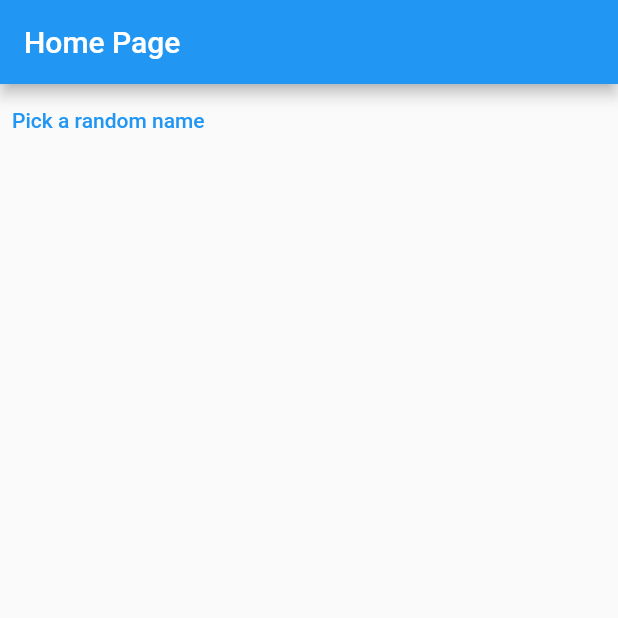
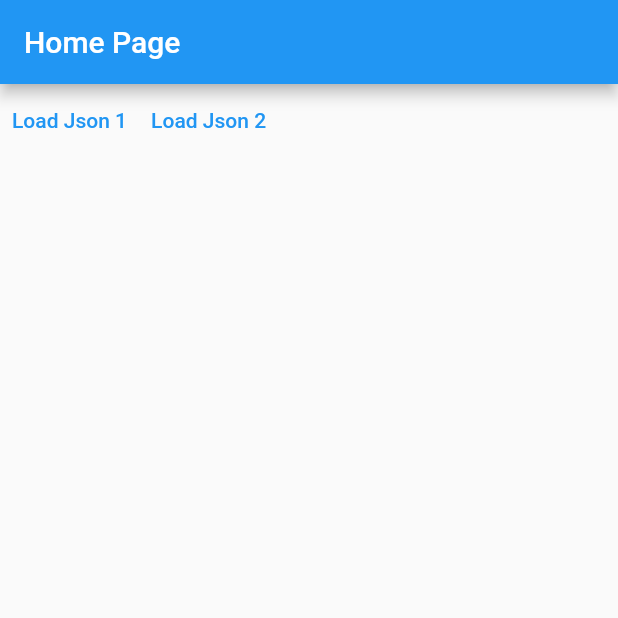
Before and after one commit to Nokee221/Bloc_Flutter, a Flutter app: the screen it shows after launch, on a phone screen of 412 x 824 dp, the top half of it. Run offline on Flutter 3.47's test engine with Material 2 defaults, Android fonts, the phone set to English and light mode, and no system bars; our stand-ins replace bloc, flutter_bloc.

Commit message:
First example of Bloc with Person class

```diff
--- a/bloc_flutter/lib/main.dart
+++ b/bloc_flutter/lib/main.dart
@@ -1,6 +1,9 @@
+import 'dart:convert';
+import 'dart:io';
+
 import 'package:flutter/material.dart';
 import 'package:bloc/bloc.dart';
-import 'dart:math' as math show Random;
+import 'package:flutter_bloc/flutter_bloc.dart';
 
 void main() {
   runApp(MaterialApp(
@@ -9,46 +12,100 @@
         primarySwatch: Colors.blue,
       ),
       debugShowCheckedModeBanner: false,
-    home: const HomePage(),
-  ));
+      home: BlocProvider(
+        create: (_) => PersonsBloc(),
+        child: const HomePage(),
+      )));
 }
 
-const names = ["Foo", "Bar", "Baz"];
-
-extension RandomElement<T> on Iterable<T> {
-  T getRandomElement() => elementAt(math.Random().nextInt(length));
+@immutable
+abstract class LoadAction {
+  const LoadAction();
 }
 
-class NamesCubit extends Cubit<String?> {
-  NamesCubit() : super(null);
+@immutable
+class LoadPersonsAction implements LoadAction {
+  final PersonUlr url;
 
-  void pickRandomName() => emit(
-        names.getRandomElement(),
+  const LoadPersonsAction({required this.url}) : super();
+}
+
+enum PersonUlr {
+  persons1,
+  persons2,
+}
+
+extension UrlString on PersonUlr {
+  String get urlString {
+    switch (this) {
+      case PersonUlr.persons1:
+        return 'http://10.0.2.2:5500/api/persons1.json';
+      case PersonUlr.persons2:
+        return 'http://10.0.2.2:5500/api/persons2.json';
+    }
+  }
+}
+
+@immutable
+class Person {
+  final String name;
+  final int age;
+
+  const Person({required this.name, required this.age});
+
+  Person.fromJson(Map<String, dynamic> json)
+      : name = json['name'] as String,
+        age = json['age'] as int;
+}
+
+Future<Iterable<Person>> getPerson(String url) => HttpClient()
+    .getUrl(Uri.parse(url))
+    .then((req) => req.close())
+    .then((res) => res.transform(utf8.decoder).join())
+    .then((str) => json.decode(str) as List<dynamic>)
+    .then((list) => list.map((e) => Person.fromJson(e)));
+
+@immutable
+class FetchResult {
+  final Iterable<Person> persons;
+  final bool isRetriveFromCache;
+
+  const FetchResult({required this.persons, required this.isRetriveFromCache});
+
+  @override
+  String toString() =>
+      'FetchResult (isRetrivedFromCache = $isRetriveFromCache, person = $persons)';
+}
+
+class PersonsBloc extends Bloc<LoadAction, FetchResult?> {
+  final Map<PersonUlr, Iterable<Person>> _cache = {};
+  PersonsBloc() : super(null) {
+    on<LoadPersonsAction>(
+      (event, emit) async {
+        final url = event.url;
+        if (_cache.containsKey(url)) {
+          final cachedPersons = _cache[url]!;
+          final result =
+              FetchResult(persons: cachedPersons, isRetriveFromCache: true);
+          emit(result);
+        } else {
+          final persons = await getPerson(url.urlString);
+          _cache[url] = persons;
+          final result =
+              FetchResult(persons: persons, isRetriveFromCache: false);
+          emit(result);
+        }
+      },
     );
   }
-
-class HomePage extends StatefulWidget {
-  const HomePage({Key? key}) : super(key: key);
-
-  @override
-  State<HomePage> createState() => _HomePageState();
 }
 
-class _HomePageState extends State<HomePage> {
-  late final NamesCubit cubit;
-
-  @override
-  void initState() {
-    super.initState();
-
-    cubit = NamesCubit();
+extension Subscripit<T> on Iterable<T> {
+  T? operator [](int index) => length > index ? elementAt(index) : null;
 }
 
-  @override
-  void dispose() {
-    cubit.close();
-    super.dispose();
-  }
+class HomePage extends StatelessWidget {
+  const HomePage({Key? key}) : super(key: key);
 
   @override
   Widget build(BuildContext context) {
@@ -56,29 +113,53 @@
       appBar: AppBar(
         title: const Text('Home Page'),
       ),
-      body: StreamBuilder<String?>(
-        stream: cubit.stream,
-        builder: (context, snapshot) {
-          final button = TextButton(
-            onPressed: () => cubit.pickRandomName(),
-            child: const Text('Pick a random name'),
+      body: Column(
+        children: [
+          Row(
+            children: [
+              TextButton(
+                onPressed: () {
+                  context.read<PersonsBloc>().add(
+                        const LoadPersonsAction(url: PersonUlr.persons1),
                       );
-          switch (snapshot.connectionState) {
-            case ConnectionState.none:
-              return button;
-            case ConnectionState.waiting:
-              return button;
-            case ConnectionState.active:
-              return Column(
-                children: [
-                  Text(snapshot.data ?? ''),
-                  button,
+                },
+                child: Text("Load Json 1"),
+              ),
+              TextButton(
+                onPressed: () {
+                  context.read<PersonsBloc>().add(
+                        const LoadPersonsAction(url: PersonUlr.persons2),
+                      );
+                },
+                child: Text("Load Json 2"),
+              ),
             ],
-              );
-            case ConnectionState.done:
+          ),
+          BlocBuilder<PersonsBloc , FetchResult?>(
+            buildWhen: (previousResult, currentResult) {
+              return previousResult?.persons != currentResult?.persons;
+            },
+            builder: ((context, fetchResult) {
+              final persons = fetchResult?.persons;
+              if(persons == null)
+              {
                 return const SizedBox();
               }
+              return Expanded(
+                child: ListView.builder
+                (
+                  itemCount: persons.length,
+                  itemBuilder:(context, index) {
+                    final person = persons[index]!;
+                    return ListTile(
+                      title: Text(person.name),
+                    );
                   },
+                ),
+              );
+            }),
+          ),
+        ],
       ),
     );
   }
```
Also changed, not shown: bloc_flutter/api/persons1.json (added, +15 -0 lines), bloc_flutter/api/persons2.json (added, +15 -0 lines), bloc_flutter/pubspec.lock, 1 other file. Lines whose indentation alone changed are shown as unchanged.
